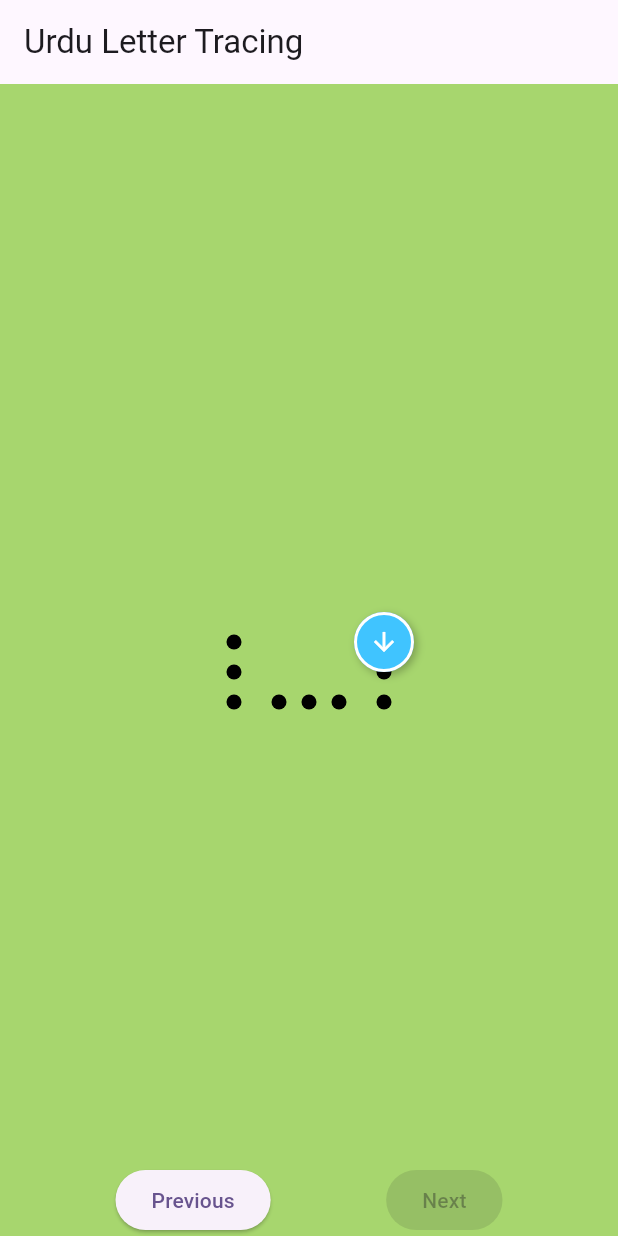
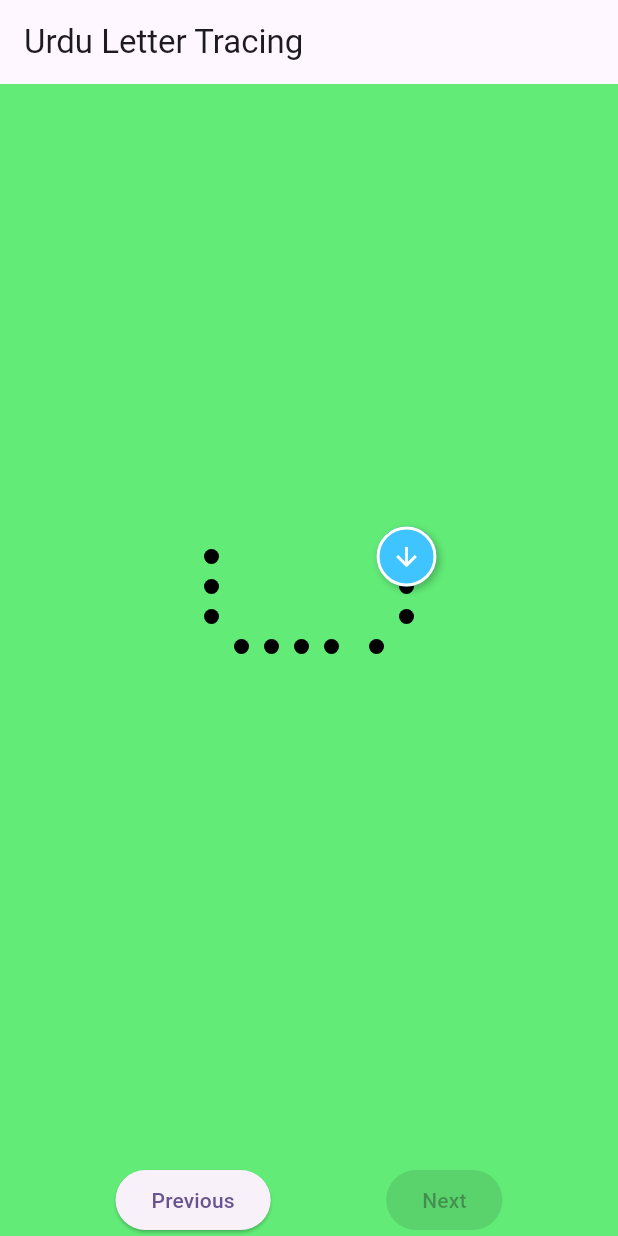
Before and after one commit to arsalanahmed19970/tracing_activity, a Flutter app: the screen it shows after launch, after a tap on "Next", on a phone screen of 412 x 824 dp. Run offline on Flutter 3.47's test engine with Material 3 defaults, Android fonts, the light colour scheme and no system bars; Roboto replaces fonts that are missing (NotoNastaliqUrdu).

Commit message:
Update letterTracingBoard

```diff
--- a/lib/LetterData.dart
+++ b/lib/LetterData.dart
@@ -10,18 +10,22 @@ class LetterData {
       TracingPoint(Offset(150, 160)),
       TracingPoint(Offset(150, 180)),
       TracingPoint(Offset(150, 200)),
+      TracingPoint(Offset(150, 220)),
+      TracingPoint(Offset(150, 240)),
     ],
     "ب": [
+      TracingPoint(Offset(250, 80)),
       TracingPoint(Offset(250, 100)),
       TracingPoint(Offset(250, 120)),
-      TracingPoint(Offset(250, 140)),
-      TracingPoint(Offset(220, 140)),
+      TracingPoint(Offset(230, 140)),
       TracingPoint(Offset(200, 140)),
       TracingPoint(Offset(180, 140)),
-      TracingPoint(Offset(150, 140)),
-      TracingPoint(Offset(150, 120)),
-      TracingPoint(Offset(150, 100)),
-      TracingPoint(Offset(200, 180), isNukta: true),
+      TracingPoint(Offset(160, 140)),
+      TracingPoint(Offset(140, 140)),
+      TracingPoint(Offset(120, 120)),
+      TracingPoint(Offset(120, 100)),
+      TracingPoint(Offset(120, 80)),
+      TracingPoint(Offset(180, 170), isNukta: true),
     ],
   };
 }
--- a/lib/LetterTracingBoard.dart
+++ b/lib/LetterTracingBoard.dart
@@ -4,7 +4,7 @@ import 'package:tracing_activity/LetterData.dart';
 import 'package:tracing_activity/TracingBubble.dart';
 import 'package:tracing_activity/TracingDot.dart';
 import 'package:tracing_activity/TracingPathPainter.dart';
-import 'package:tracing_activity/TracingPoint.dart'; // <-- import this
+import 'package:tracing_activity/TracingPoint.dart';
 
 class LetterTracingBoard extends StatefulWidget {
   final String letter;
@@ -24,12 +24,13 @@ class LetterTracingBoard extends StatefulWidget {
 
 class _LetterTracingBoardState extends State<LetterTracingBoard>
     with SingleTickerProviderStateMixin {
+  late List<TracingPoint> originalDotPositions;
   late List<TracingPoint> dotPositions;
+
   List<Offset> tracedPath = [];
   int currentDotIndex = 0;
   bool isTracingComplete = false;
-  final double maxDeviationThreshold =
-      80.0; // Maximum allowed deviation from path
+  final double maxDeviationThreshold = 90.0;
 
   late AnimationController _controller;
   bool isPausedDueToDeviation = false;
@@ -38,7 +39,8 @@ class _LetterTracingBoardState extends State<LetterTracingBoard>
   @override
   void initState() {
     super.initState();
-    dotPositions = LetterData.urduLetters[widget.letter] ?? [];
+    originalDotPositions = LetterData.urduLetters[widget.letter] ?? [];
+    dotPositions = List.from(originalDotPositions);
     _controller = AnimationController(
       duration: const Duration(milliseconds: 800),
       vsync: this,
@@ -51,20 +53,31 @@ class _LetterTracingBoardState extends State<LetterTracingBoard>
     super.dispose();
   }
 
-  Rect calculateBoundingBox(List<TracingPoint> points) {
-    double minX = points.first.position.dx;
-    double minY = points.first.position.dy;
-    double maxX = points.first.position.dx;
-    double maxY = points.first.position.dy;
+  void centerLetter(Size screenSize) {
+    if (originalDotPositions.isEmpty) return;
 
-    for (var point in points) {
-      minX = point.position.dx < minX ? point.position.dx : minX;
-      minY = point.position.dy < minY ? point.position.dy : minY;
-      maxX = point.position.dx > maxX ? point.position.dx : maxX;
-      maxY = point.position.dy > maxY ? point.position.dy : maxY;
-    }
+    double minX = originalDotPositions
+        .map((e) => e.position.dx)
+        .reduce((a, b) => a < b ? a : b);
+    double maxX = originalDotPositions
+        .map((e) => e.position.dx)
+        .reduce((a, b) => a > b ? a : b);
+    double minY = originalDotPositions
+        .map((e) => e.position.dy)
+        .reduce((a, b) => a < b ? a : b);
+    double maxY = originalDotPositions
+        .map((e) => e.position.dy)
+        .reduce((a, b) => a > b ? a : b);
 
-    return Rect.fromLTRB(minX, minY, maxX, maxY);
+    Offset letterCenter = Offset((minX + maxX) / 2, (minY + maxY) / 2);
+    Offset screenCenter = Offset(screenSize.width / 2, screenSize.height / 2);
+    Offset offsetToCenter = screenCenter - letterCenter;
+
+    dotPositions = originalDotPositions
+        .map(
+          (p) => TracingPoint(p.position + offsetToCenter, isNukta: p.isNukta),
+        )
+        .toList();
   }
 
   void resetTracing() {
@@ -77,7 +90,6 @@ class _LetterTracingBoardState extends State<LetterTracingBoard>
   }
 
   bool isLastNonNuktaPoint() {
-    // Check if next points are only nukta points
     for (int i = currentDotIndex + 1; i < dotPositions.length; i++) {
       if (!dotPositions[i].isNukta) return false;
     }
@@ -93,46 +105,37 @@ class _LetterTracingBoardState extends State<LetterTracingBoard>
   }
 
   bool isTooFarFromPath(Offset currentPosition) {
-    if (currentDotIndex > (dotPositions.length)) return false;
-
-    // Get the next target point
+    if (currentDotIndex >= dotPositions.length) return false;
     final targetPoint = dotPositions[currentDotIndex].position;
-
-    // Calculate distance from current position to target
     final distance = (currentPosition - targetPoint).distance;
-
-    // If we're too far from the target point, return true
     return distance > maxDeviationThreshold;
   }
 
+  Offset get currentPosition => currentDotIndex < dotPositions.length
+      ? dotPositions[currentDotIndex].position
+      : dotPositions.last.position;
+
   @override
   Widget build(BuildContext context) {
+    return LayoutBuilder(
+      builder: (context, constraints) {
+        centerLetter(Size(constraints.maxWidth, constraints.maxHeight));
         final pointerPos = currentPosition;
-    final screenSize = MediaQuery.of(context).size;
-    final boundingBox = calculateBoundingBox(dotPositions);
-    final double dx =
-        (screenSize.width / 2) - (boundingBox.left + boundingBox.width / 2);
-    final double dy =
-        (screenSize.height / 2) - (boundingBox.top + boundingBox.height / 2);
-    final Offset centerOffset = Offset(dx, dy);
 
         return GestureDetector(
           onPanStart: (details) {
-        // Only start if we're close to the first dot
             if (currentDotIndex == 0) {
               final startPoint = dotPositions[0].position;
-          final distance =
-              (details.localPosition - startPoint + centerOffset).distance;
+              final distance = (details.localPosition - startPoint).distance;
               if (distance < 25) {
                 setState(() {
-              tracedPath.add(startPoint + centerOffset);
+                  tracedPath.add(startPoint);
                   isTracingComplete = false;
                   stopNuktaBlinking();
                   isPausedDueToDeviation = false;
                 });
               }
             } else {
-          // Resume from pause if user touches near the current point again
               final currentTarget = dotPositions[currentDotIndex].position;
               final distance = (details.localPosition - currentTarget).distance;
               if (distance < 25) {
@@ -142,32 +145,28 @@ class _LetterTracingBoardState extends State<LetterTracingBoard>
               }
             }
           },
-      onPanEnd: (details) {
-        // Only reset if we haven't reached the last non-nukta dot
+          onPanEnd: (_) {
             if (!isPausedDueToDeviation && !isLastNonNuktaPoint()) {
-          // resetTracing();
               setState(() {
                 isPausedByUser = true;
               });
             }
           },
           onPanCancel: () {
-        // Only reset if we haven't reached the last non-nukta dot
             if (!isPausedDueToDeviation && !isLastNonNuktaPoint()) {
-          // resetTracing();
               setState(() {
                 isPausedByUser = true;
               });
             }
           },
           onPanUpdate: (details) {
-        if (currentDotIndex >= dotPositions.length || isPausedDueToDeviation)
+            if (currentDotIndex >= dotPositions.length ||
+                isPausedDueToDeviation)
               return;
 
-        // Check if we've deviated too far from the path
             if (isTooFarFromPath(details.localPosition)) {
               setState(() {
-            isPausedDueToDeviation = true; // Pause tracking
+                isPausedDueToDeviation = true;
               });
               return;
             }
@@ -182,30 +181,23 @@ class _LetterTracingBoardState extends State<LetterTracingBoard>
               }
 
               if (isLastNonNuktaPoint()) {
-            // If we've reached the last non-nukta point, complete the tracing
                 setState(() {
                   isTracingComplete = true;
                   startNuktaBlinking();
                 });
                 widget.onCompleted();
-          } else if (!dotPositions[currentDotIndex].isNukta) {
-            // Only increment if current point is not a nukta
+              } else if (!currentPoint.isNukta) {
                 currentDotIndex++;
               }
             }
           },
           child: Stack(
             children: [
-          // First render non-nukta points
               ...dotPositions
                   .where((tp) => !tp.isNukta)
                   .map(
-                (tp) => TracingDot(
-                  position: tp.position + centerOffset,
-                  isNukta: false,
+                    (tp) => TracingDot(position: tp.position, isNukta: false),
                   ),
-              ),
-          // Then render nukta points only if tracing is complete
               if (isTracingComplete)
                 ...dotPositions
                     .where((tp) => tp.isNukta)
@@ -227,20 +219,19 @@ class _LetterTracingBoardState extends State<LetterTracingBoard>
                       ),
                     ),
               CustomPaint(
-            painter: TracingPathPainter(
-              tracedPath.map((p) => p + centerOffset).toList(),
-            ),
-
+                painter: TracingPathPainter(tracedPath),
                 size: Size.infinite,
               ),
               if (currentDotIndex < dotPositions.length &&
                   !dotPositions[currentDotIndex].isNukta)
-            DraggablePointer(position: pointerPos + centerOffset),
+                DraggablePointer(position: pointerPos),
               if (currentDotIndex < dotPositions.length &&
                   !dotPositions[currentDotIndex].isNukta)
-            TracingBubble(position: pointerPos + centerOffset),
+                TracingBubble(position: pointerPos),
             ],
           ),
+        );
+      },
     );
   }
 
@@ -249,7 +240,7 @@ class _LetterTracingBoardState extends State<LetterTracingBoard>
     super.didUpdateWidget(oldWidget);
     if (oldWidget.letter != widget.letter) {
       setState(() {
-        dotPositions = LetterData.urduLetters[widget.letter] ?? [];
+        originalDotPositions = LetterData.urduLetters[widget.letter] ?? [];
         tracedPath.clear();
         currentDotIndex = 0;
         isTracingComplete = false;
@@ -260,14 +251,8 @@ class _LetterTracingBoardState extends State<LetterTracingBoard>
 
   bool isCloseToNextDot(Offset position) {
     if (currentDotIndex >= dotPositions.length) return false;
-
     final currentPoint = dotPositions[currentDotIndex];
     double threshold = currentPoint.isNukta ? 15 : 25;
-
     return (position - currentPoint.position).distance < threshold;
   }
-
-  Offset get currentPosition => currentDotIndex < dotPositions.length
-      ? dotPositions[currentDotIndex].position
-      : dotPositions.last.position;
 }
--- a/lib/TracingDot.dart
+++ b/lib/TracingDot.dart
@@ -11,8 +11,8 @@ class TracingDot extends StatelessWidget {
       left: position.dx - 5,
       top: position.dy - 5,
       child: Container(
-        width: isNukta ? 10 : 10,
-        height: isNukta ? 10 : 10,
+        width: isNukta ? 2 : 10,
+        height: isNukta ? 2 : 10,
         decoration: BoxDecoration(
           color: isNukta ? Colors.red : Colors.black,
           shape: isNukta ? BoxShape.rectangle : BoxShape.circle,
--- a/lib/TracingPathPainter.dart
+++ b/lib/TracingPathPainter.dart
@@ -11,7 +11,7 @@ class TracingPathPainter extends CustomPainter {
 
     final paint = Paint()
       ..color = Colors.blueAccent
-      ..strokeWidth = 22
+      ..strokeWidth = 25
       ..style = PaintingStyle.stroke;
 
     for (int i = 0; i < path.length - 1; i++) {
--- a/lib/main.dart
+++ b/lib/main.dart
@@ -48,7 +48,7 @@ class _MyHomePageState extends State<MyHomePage> {
       appBar: AppBar(title: const Text("Urdu Letter Tracing")),
       body: Container(
         decoration: BoxDecoration(
-          color: Color(0xFFA7D66E), // Green background like your image
+          color: Color.fromARGB(255, 98, 236, 119), // Green background like your image
           // image: DecorationImage(
           //   image: AssetImage('assets/bear.jpg'), // Optional
           //   fit: BoxFit.cover,
```
Lines whose indentation alone changed are shown as unchanged.
